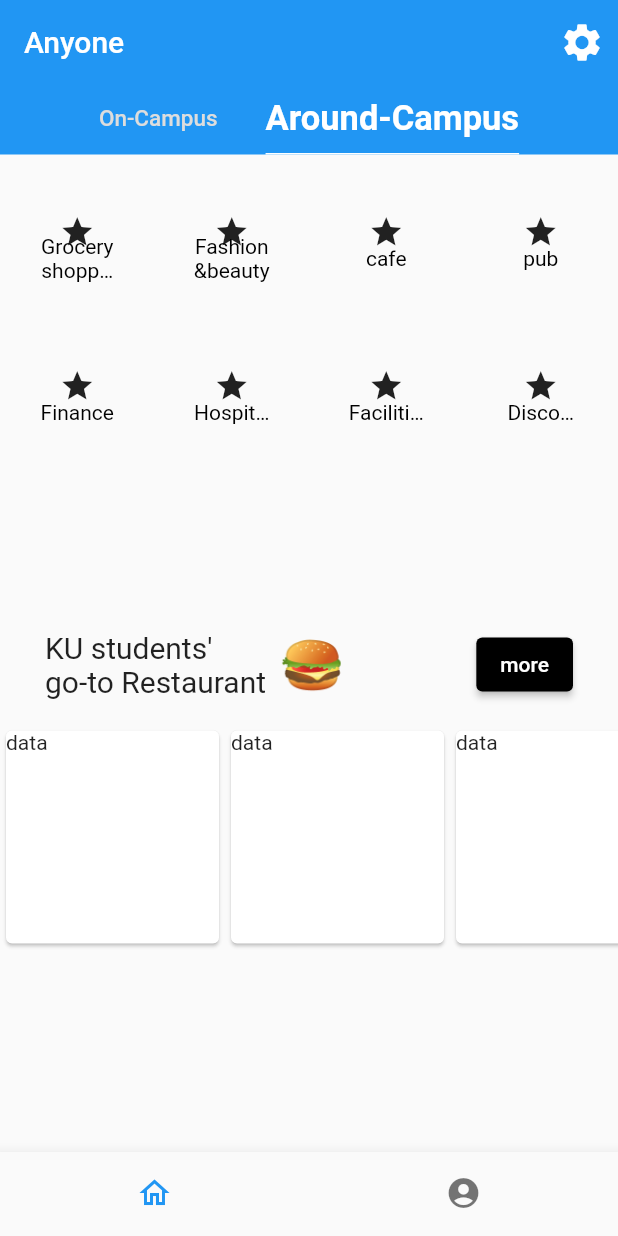
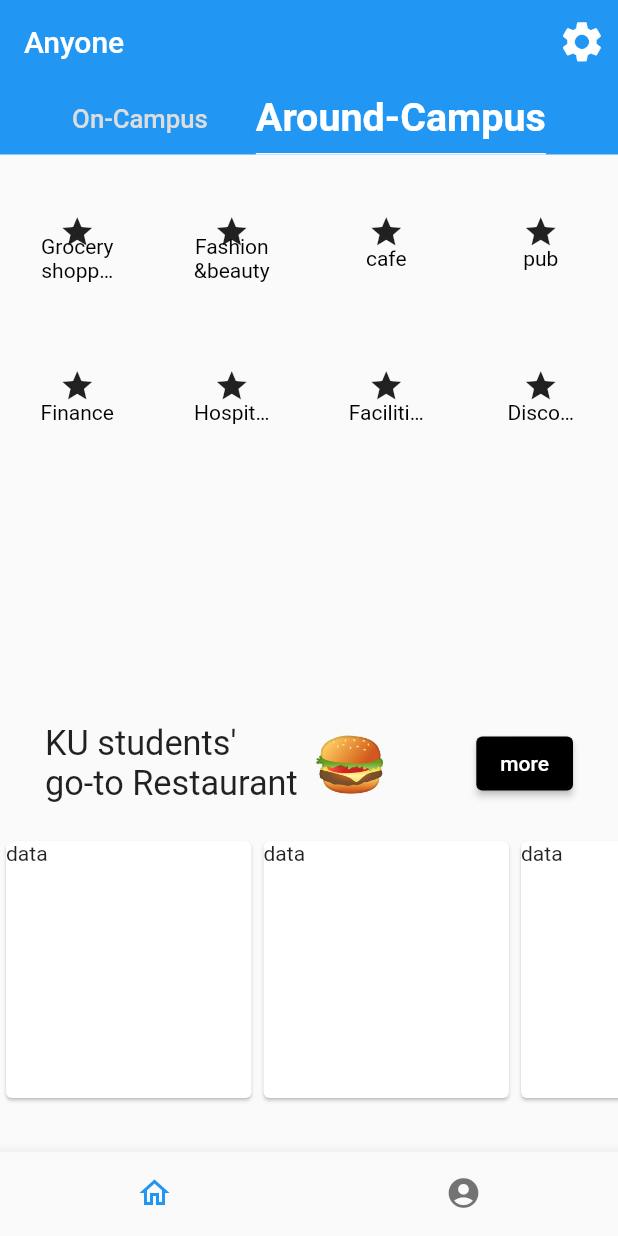
Before and after one commit to chachacha12/Anyone_project, a Flutter app: the screen it shows after launch, tab 2 chosen, after a tap on the "settings" icon, on a phone screen of 412 x 824 dp. Run offline on Flutter 3.47's test engine with Material 2 defaults, Android fonts, the phone set to English and light mode, and no system bars; our stand-ins replace flutter_screenutil.

```diff
--- a/lib/home/aroundcampus.dart
+++ b/lib/home/aroundcampus.dart
@@ -1,4 +1,5 @@
 import 'package:flutter/material.dart';
+import 'package:flutter_screenutil/flutter_screenutil.dart';
 
 //around-campus 관련 정보들을 다 담고있는 박스위젯
 class AroundCampus extends StatefulWidget {
@@ -14,11 +15,10 @@ class _AroundCampusState extends State<AroundCampus> {
     return Scaffold(
         body: CustomScrollView(
           slivers: <Widget>[
-
             //아이콘들 보여줌
             SliverToBoxAdapter(
               child: Container(
-                height: 300.0,
+                height: 300.0.h,
                 child: GridView.count(
                   crossAxisCount: 4,
                   children: [
@@ -133,14 +133,14 @@ class _AroundCampusState extends State<AroundCampus> {
 
             SliverToBoxAdapter(
               child: Container(
-                  height: 80.0,
+                  height: 80.0.h,
                   child: Container(
                     margin: EdgeInsets.fromLTRB(30, 0, 0, 0),
                     child: Row(
                       children: [
                         Text('KU students'"'"''"\n"'go-to Restaurant',
-                            style: TextStyle(fontSize: 20)),
-                        Text(' 🍔', style: TextStyle(fontSize: 35)),
+                            style: TextStyle(fontSize: 20.sp)),
+                        Text(' 🍔', style: TextStyle(fontSize: 35.sp)),
                         Expanded(child: Container(
                           margin: EdgeInsets.fromLTRB(0, 0, 30, 0),
                           child: Row(
@@ -167,13 +167,13 @@ class _AroundCampusState extends State<AroundCampus> {
             //맛집목록들 수평리스트로 보여줌
             SliverToBoxAdapter(
               child: Container(
-                height: 150.0,
+                height: 150.0.h,
                 child: ListView.builder(
                     scrollDirection: Axis.horizontal,
                     itemCount: 10,
                     itemBuilder: (context, index) {
                       return Container(
-                        width: 150.0,
+                        width: 150.0.w,
                         child: Card(
                           child: Text('data'),
                         ),
--- a/lib/home/info.dart
+++ b/lib/home/info.dart
@@ -1,5 +1,6 @@
 import 'package:anyone/home/aroundcampus.dart';
 import 'package:flutter/material.dart';
+import 'package:flutter_screenutil/flutter_screenutil.dart';
 import '../main.dart';
 import 'oncampus.dart';
 import 'aroundcampus.dart';
@@ -32,7 +33,7 @@ class _InfoState extends State<Info>  {
                   actions: [IconButton(onPressed: (){
 
                   }, icon: Icon(Icons.settings),
-                  iconSize: 30,)
+                  iconSize: 27.h,)
                   ],
                   title: Text('Anyone'),
                   pinned: true,
@@ -48,9 +49,9 @@ class _InfoState extends State<Info>  {
                     indicatorColor: Colors.white,
                     unselectedLabelColor: Color(0xFFDDDDDD),
                     labelColor: Colors.white,
-                    unselectedLabelStyle: TextStyle(color: Colors.pinkAccent, fontSize: 15),
+                    unselectedLabelStyle: TextStyle(color: Colors.pinkAccent, fontSize: 15.sp),
                     labelStyle: TextStyle(
-                        color: Colors.amber, fontSize:23, fontWeight: FontWeight.bold),
+                        color: Colors.amber, fontSize:23.sp, fontWeight: FontWeight.bold),
                   ),
                 ),
               ];
--- a/lib/home/oncampus.dart
+++ b/lib/home/oncampus.dart
@@ -1,4 +1,5 @@
 import 'package:flutter/material.dart';
+import 'package:flutter_screenutil/flutter_screenutil.dart';
 import '../main.dart';
 
 //on-campus 관련 정보들을 다 담고있는 박스위젯
@@ -12,7 +13,10 @@ class OnCampus extends StatefulWidget {
 class _OnCampusState extends State<OnCampus> {
   @override
   Widget build(BuildContext context) {
-    return GridView.count(
+    return Container(
+      height: 300.0.h,
+      width: double.infinity.w,
+      child: GridView.count(
           crossAxisCount: 4,
           children: [
             Container(
@@ -161,6 +165,7 @@ class _OnCampusState extends State<OnCampus> {
             ),
           ],
 
+      ),
     );
   }
 }
--- a/lib/main.dart
+++ b/lib/main.dart
@@ -2,6 +2,7 @@ import 'package:flutter/material.dart';
 import 'package:provider/provider.dart';
 import 'home/info.dart';
 import 'my/my.dart';
+import 'package:flutter_screenutil/flutter_screenutil.dart';
 
 void main() {
   runApp(
@@ -9,7 +10,14 @@ void main() {
         ChangeNotifierProvider(create: (c) => Store1()),
         ChangeNotifierProvider(create: (c) =>  Store1()),
       ],
-        child: MaterialApp(home: MyApp()),
+        child:  ScreenUtilInit(   //화면 반응형앱을 위한 패키지로 만든 위젯
+            designSize: Size(360,690),
+          builder: (BuildContext context, Widget? child) {
+              return  MaterialApp( home: MyApp());
+          },
+
+
+        )
       ));
 }
 
@@ -25,6 +33,8 @@ class Store1 extends ChangeNotifier{
 
 class MyApp extends StatelessWidget {
   const MyApp({Key? key}) : super(key: key);
+
+
 
   @override
   Widget build(BuildContext context) {
--- a/pubspec.yaml
+++ b/pubspec.yaml
@@ -34,6 +34,8 @@ dependencies:
   shared_preferences: ^2.0.11
   provider: ^6.0.1
   flutter_local_notifications: ^9.1.5
+  # add flutter_screenutil
+  flutter_screenutil: 5.5.3+2
 
 
   # The following adds the Cupertino Icons font to your application.
```
Also changed, not shown: lib/my/my.dart (+79 -1 lines), pubspec.lock. Lines whose indentation alone changed are shown as unchanged.
